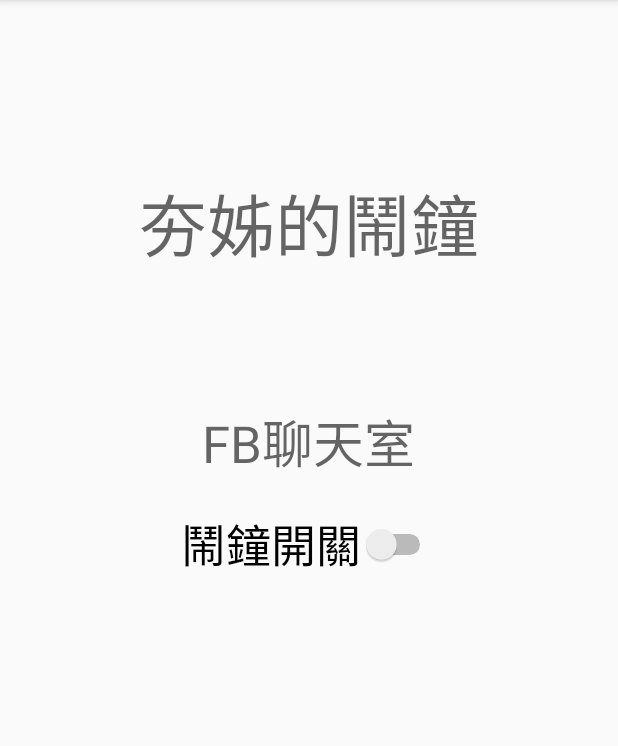
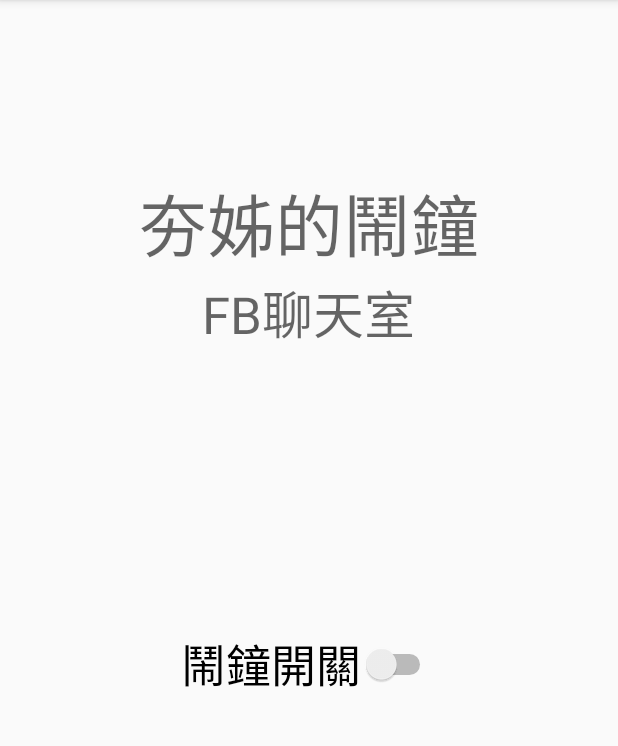
Before and after one commit to jordanSu/HonJeiAlarm, an Android app: the screen it shows after launch (MainActivity), in the options menu, after a tap on "Settings", on a phone screen of 412 x 824 dp, the part 84-830 px from its top. Run offline under Robolectric (Android 15) with nearby library versions, the phone set to English and light mode, and no system bars.

Commit message:
replace AyncTask with Thread to start activity easier

```diff
--- a/app/src/main/res/layout/activity_main.xml
+++ b/app/src/main/res/layout/activity_main.xml
@@ -26,11 +26,10 @@
         android:layout_width="wrap_content"
         android:layout_height="wrap_content"
         android:textAppearance="?android:attr/textAppearanceMedium"
-        android:text="@string/comment"
-        android:id="@+id/word"
-        android:layout_marginTop="50dp"
-        style="@style/Base.TextAppearance.AppCompat.Headline"
-        android:layout_below="@+id/subtitle"
+        android:text="@string/subTitle"
+        android:id="@+id/subtitle"
+        style="@style/Base.TextAppearance.AppCompat.Display1"
+        android:layout_below="@+id/title"
         android:layout_centerHorizontal="true"
         android:visibility="invisible"
         android:layout_gravity="center_horizontal" />
@@ -39,10 +38,11 @@
         android:layout_width="wrap_content"
         android:layout_height="wrap_content"
         android:textAppearance="?android:attr/textAppearanceMedium"
-        android:text="@string/subTitle"
-        android:id="@+id/subtitle"
-        style="@style/Base.TextAppearance.AppCompat.Display1"
-        android:layout_below="@+id/title"
+        android:text="@string/comment"
+        android:id="@+id/word"
+        android:layout_marginTop="50dp"
+        style="@style/Base.TextAppearance.AppCompat.Headline"
+        android:layout_below="@+id/subtitle"
         android:layout_centerHorizontal="true"
         android:visibility="invisible"
         android:layout_gravity="center_horizontal" />
@@ -59,7 +59,7 @@
         android:showText="false"
         android:layout_below="@+id/word"
         android:layout_centerHorizontal="true"
-        android:layout_marginTop="20dp"
-        android:layout_gravity="center_horizontal" />
+        android:layout_gravity="center_horizontal"
+        android:layout_marginTop="100dp" />
 
 </LinearLayout>
```
Also changed, not shown: app/src/main/java/com/example/user/recall/MainActivity.java (+61 -49 lines).
